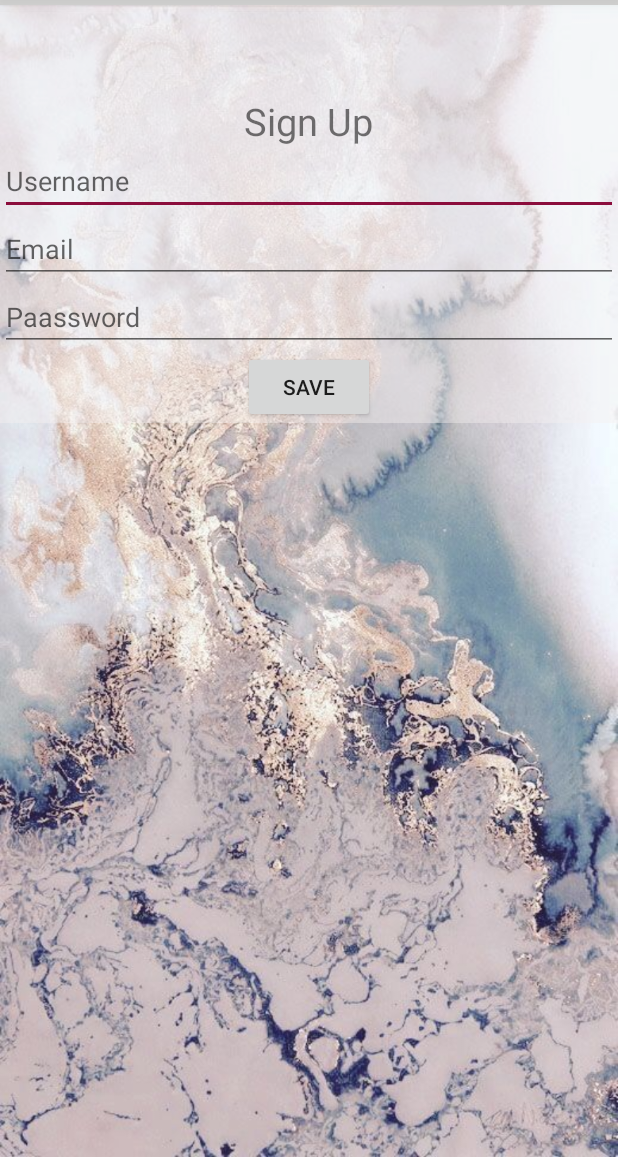
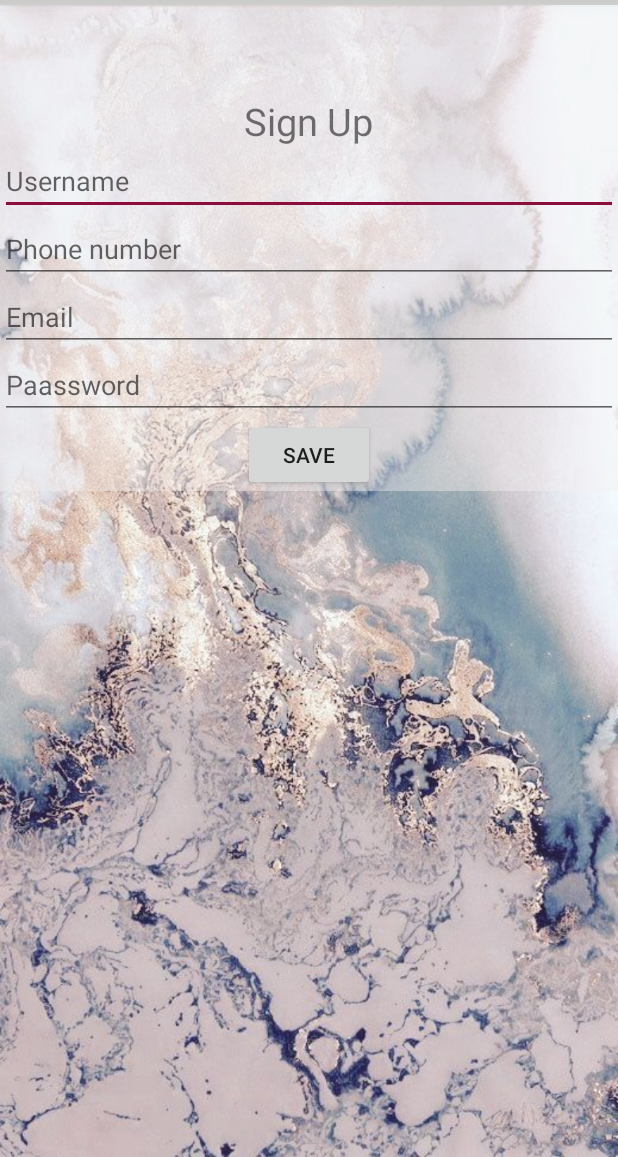
Before and after one commit to fatemeh123/Achievement1, an Android app: the SignUpActivity screen opened directly, with no data from a screen before it, on a phone screen of 412 x 824 dp, the part 79-1236 px from its top. Run offline under Robolectric (Android 15) with nearby library versions, the phone set to English and light mode, and no system bars.

```diff
--- a/app/src/main/java/com/example/hero/achievement/SignUpActivity.java
+++ b/app/src/main/java/com/example/hero/achievement/SignUpActivity.java
@@ -1,42 +1,100 @@
 package com.example.hero.achievement;
 
 import android.content.Intent;
+import android.content.SharedPreferences;
 import android.preference.PreferenceManager;
 import android.support.v7.app.AppCompatActivity;
 import android.os.Bundle;
+import android.util.Log;
+import android.view.View;
+import android.widget.Button;
 import android.widget.EditText;
+import android.widget.Toast;
 
 public class SignUpActivity extends AppCompatActivity {
+
+    EditText edtUsername ;
+    EditText edtEmail    ;
+    EditText edtPassword;
+    EditText edtPhone;
+    Button saveBtn       ;
 
     @Override
     protected void onCreate(Bundle savedInstanceState) {
         super.onCreate(savedInstanceState);
         setContentView(R.layout.activity_sign_up);
-
-        EditText edtUsername=findViewById(R.id.edtUsername);
-        EditText edtEmail=findViewById(R.id.edtEmail);
-        EditText editPassword=findViewById(R.id.edtPassword);
+        final SharedPreferences mSharedPreferences;
 
 
-        //aval mikhaym etelaat ro az kaarbar begirim
-        //Intent intent=new Intent();
-        String name=edtUsername.getText().toString();
-        String email=edtEmail.getText().toString();
-        String password=editPassword.getText().toString();
+        initiviews();
+
+        String userName1=edtUsername.getText().toString();
+        final String email=edtEmail.getText().toString();
+        final String password1= edtPassword.getText().toString();
+
+        mSharedPreferences= PreferenceManager.getDefaultSharedPreferences(this.getBaseContext());
+       // userName1 =  mSharedPreferences.getString("userName", "");
+
+
 
 
         //mikham inja yek dialog activity baz she bad bege ke aya mikhyd zakhire konid ya ana age khas ino  zakhire kone
 
 
-        PreferenceManager.getDefaultSharedPreferences(SignUpActivity.this).edit().putString("name",name).apply();
-        PreferenceManager.getDefaultSharedPreferences(SignUpActivity.this).edit().putString("email",email).apply();
-        PreferenceManager.getDefaultSharedPreferences(SignUpActivity.this).edit().putString("password",password).apply();
+        saveBtn.setOnClickListener(new View.OnClickListener() {
+            @Override
+            public void onClick(View v) {
+                String userName;
+                String password;
+
+                Log.d("star","preferences ");
+
+                if (edtUsername.getText().toString().equals("")){
+                    edtUsername.setError("is Empty...");
+
+                } else if (edtEmail.getText().toString().equals("")){
+                    edtEmail.setError("is Empty...");
+
+                } else  if (edtPassword.getText().toString().equals("")){
+                    edtPassword.setError("is Empty...");
+
+                } else  if (edtPhone.getText().toString().equals("")){
+                    edtPhone.setError("is Empty...");
+
+                } else {
+
+                    SharedPreferences.Editor editor = mSharedPreferences.edit();
+                    editor.putString("userName", edtUsername.getText().toString());
+                    editor.commit();
+                    editor.putString("password",edtPassword.getText().toString());
+                    editor.commit();
+                    editor.putString("phone",edtPhone.getText().toString());
+                    editor.commit();
+
+                    Intent intent=new Intent(SignUpActivity.this,MainActivity.class);
+                    startActivity(intent);
+                }
+
+              //  userName = PreferenceManager.getDefaultSharedPreferences(SignUpActivity.this).getString("userName","aaa");
+                //password = PreferenceManager.getDefaultSharedPreferences(SignUpActivity.this).getString("password","123");
 
 
-        // dg  too kolle application in etelaat zakhite hast har vaght mikhastimeshoon injoori az kaarbar daryaft mikonim
-        //dg lazem nis ke beyne activitia paasesh bedim ino tooye sharePreferencemoon zakhire mikonim
+                //Toast.makeText(SignUpActivity.this, userName+password, Toast.LENGTH_LONG).show();
+            }
+        });
 
-        String deatUser =PreferenceManager.getDefaultSharedPreferences(SignUpActivity.this).getString("name","Dear user");
+       // String deatUser =PreferenceManager.getDefaultSharedPreferences(SignUpActivity.this).getString("name","Dear user");
+
+    }
+    public void initiviews(){
+
+
+         edtUsername   =findViewById(R.id.edtUsername);
+         edtEmail       =findViewById(R.id.edtEmail);
+         edtPassword =findViewById(R.id.edtPassword);
+         saveBtn        =findViewById(R.id.btnSave);
+         edtPhone =findViewById(R.id.phoneNo);
+
 
     }
 }
--- a/app/src/main/res/layout/activity_main.xml
+++ b/app/src/main/res/layout/activity_main.xml
@@ -55,7 +55,8 @@
             android:id="@+id/edtPassword"
             android:layout_width="match_parent"
             android:layout_height="wrap_content"
-            android:hint="Paassword" />
+            android:hint="Paassword"
+            android:inputType="numberPassword"/>
 
         <Button
             android:id="@+id/btnLogIn"
--- a/app/src/main/res/layout/activity_sign_up.xml
+++ b/app/src/main/res/layout/activity_sign_up.xml
@@ -29,6 +29,12 @@
             android:layout_height="wrap_content"
             android:hint="Username" />
         <EditText
+            android:id="@+id/phoneNo"
+            android:layout_width="match_parent"
+            android:layout_height="wrap_content"
+            android:hint="Phone number" />
+
+        <EditText
             android:id="@+id/edtEmail"
             android:hint="Email"
             android:layout_width="match_parent"
@@ -38,12 +44,13 @@
             android:id="@+id/edtPassword"
             android:layout_width="match_parent"
             android:layout_height="wrap_content"
-            android:hint="Paassword" />
+            android:hint="Paassword"
+            android:inputType="numberPassword"/>
 
 
 
         <Button
-            android:id="@+id/btnLogIn"
+            android:id="@+id/btnSave"
             android:layout_width="wrap_content"
             android:layout_height="wrap_content"
             android:text="save"
--- a/app/src/main/res/layout/addig_session_dialog_layout.xml
+++ b/app/src/main/res/layout/addig_session_dialog_layout.xml
@@ -61,15 +61,16 @@
         </LinearLayout>
         <LinearLayout
             android:layout_width="match_parent"
-            android:layout_height="257dp"
+            android:layout_height="267dp"
             android:orientation="vertical">
             <CalendarView
                 android:id="@+id/my_calender"
+                android:background="#12D6D6D6"
                 android:layout_width="match_parent"
                 android:layout_height="match_parent"></CalendarView>
 
+        </LinearLayout>
 
-        </LinearLayout>
 
                 <TextView
                     android:id="@+id/edt_AddSession_Dialog_enjoy"
```
Also changed, not shown: app/src/main/java/com/example/hero/achievement/ChartDialogActivity.java (+7 -0 lines), app/src/main/java/com/example/hero/achievement/MainActivity.java (+62 -41 lines), app/src/main/java/com/example/hero/achievement/MenuActivity.java (+4 -4 lines), app/src/main/java/com/example/hero/achievement/NamesAdapter.java (+59 -27 lines).
